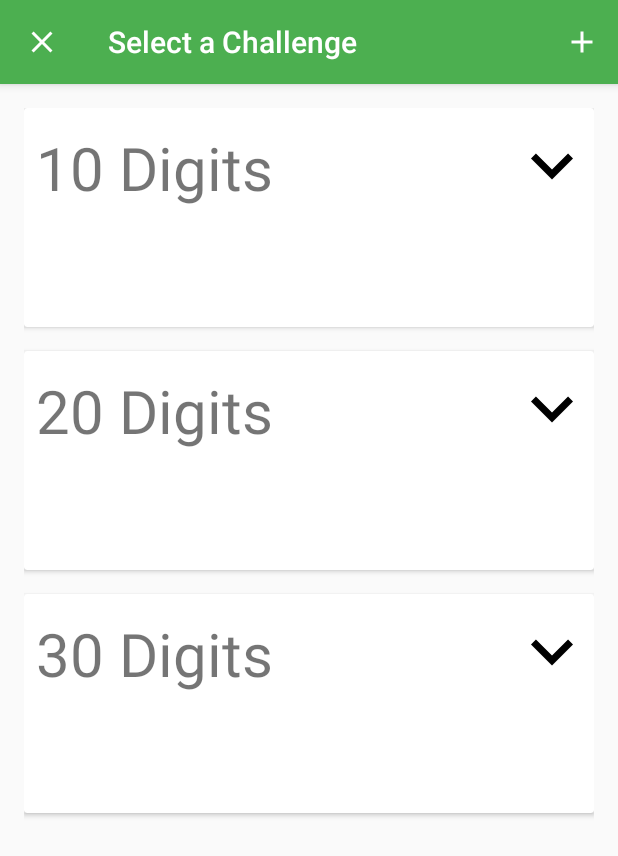
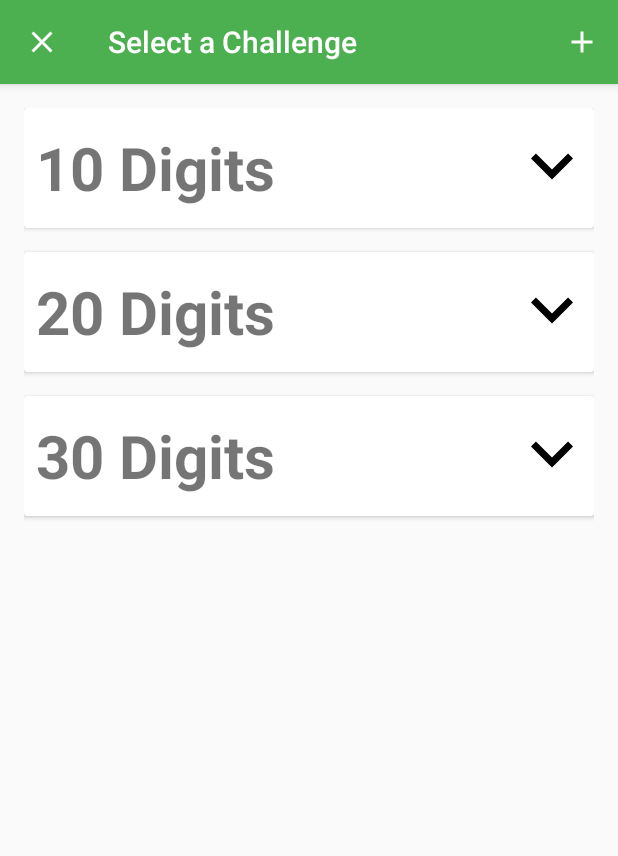
Before and after one commit to cubixguy77/MemoryLadderBeta, an Android app: the ChallengeListFragment screen opened directly, with no data from a screen before it, on a phone screen of 412 x 824 dp. Shown: the top 856 px of the screen. Run offline under Robolectric (Android 15) with nearby library versions, the phone set to English and light mode, and no system bars; our stand-ins replace ButterKnife, Dagger/Hilt's generated code; libraries missing offline, so code that uses them is left out: com.facebook.stetho.

Commit message:
Updates display of expanded challenge card.

```diff
--- a/app/src/main/java/speednumbers/mastersofmemory/challenges/presentation/views/ChallengeCardNumbers.java
+++ b/app/src/main/java/speednumbers/mastersofmemory/challenges/presentation/views/ChallengeCardNumbers.java
@@ -25,6 +25,7 @@ public class ChallengeCardNumbers extends ChallengeCard implements IChallengeCar
     @BindView(R.id.deleteButton) ImageView deleteButton;
     @BindView(R.id.memorizationTimerContainer) MemTimerSettingView memorizationTimerContainer;
     @BindView(R.id.digitGroupingContainer) DigitsPerGroupView digitsPerGroupView;
+    @BindView(R.id.challengeCardBottomActionContainer) LinearLayout actionContainer;
 
     public ChallengeCardNumbers(Context context) {
         super(context, null, R.attr.cardStyle);
@@ -62,9 +63,8 @@ public class ChallengeCardNumbers extends ChallengeCard implements IChallengeCar
         params.setMargins(0, 0, 0, margin);
         setLayoutParams(params);
 
-        digitsPerGroupView.setVisibility(GONE);
-        memorizationTimerContainer.setVisibility(GONE);
-        playButton.setVisibility(GONE);
+        onContract();
+
         challengeText.setText(challenge.getTitle());
         digitsPerGroupView.setModel(NumberChallenge.getDigitsPerGroupSetting(challenge));
         memorizationTimerContainer.setModel(NumberChallenge.getMemTimerSetting(challenge));
@@ -83,15 +83,13 @@ public class ChallengeCardNumbers extends ChallengeCard implements IChallengeCar
     public void onExpand() {
         digitsPerGroupView.setVisibility(VISIBLE);
         memorizationTimerContainer.setVisibility(VISIBLE);
-        playButton.setVisibility(VISIBLE);
-        deleteButton.setVisibility(VISIBLE);
+        actionContainer.setVisibility(VISIBLE);
     }
 
     @Override
     public void onContract() {
         digitsPerGroupView.setVisibility(GONE);
         memorizationTimerContainer.setVisibility(GONE);
-        playButton.setVisibility(GONE);
-        deleteButton.setVisibility(GONE);
+        actionContainer.setVisibility(GONE);
     }
 }
--- a/app/src/main/res/layout/fragment_challenge_card.xml
+++ b/app/src/main/res/layout/fragment_challenge_card.xml
@@ -23,13 +23,16 @@
                 android:id="@+id/challengeText"
                 android:layout_width="wrap_content"
                 android:layout_height="80dp"
-                android:text="10 Digits"
-                android:textSize="40sp"
+                android:layout_weight="5"
+                android:paddingLeft="8dp"
+                android:paddingStart="8dp"
                 android:gravity="center_vertical"
-                android:paddingLeft="8dp"
                 android:clickable="true"
                 android:background="?attr/selectableItemBackground"
-                android:layout_weight="5"/>
+                android:textStyle="bold"
+                android:textSize="40sp"
+                android:text="10 Digits"
+                />
 
             <ImageView
                 android:id="@+id/expandContractButton"
@@ -59,31 +62,31 @@
         </speednumbers.mastersofmemory.challenges.presentation.views.MemTimerSettingView>
 
         <LinearLayout
+            android:id="@+id/challengeCardBottomActionContainer"
             android:layout_width="match_parent"
             android:layout_height="50dp"
-            android:layout_marginTop="16dp">
-
+            android:layout_marginTop="16dp"
+            android:visibility="gone"
+            tools:visibility="visible"
+            >
 
             <ImageView
+                android:id="@+id/deleteButton"
                 android:layout_width="30dp"
                 android:layout_height="30dp"
+                android:layout_gravity="center_vertical"
                 app:srcCompat="@drawable/ic_delete"
-                android:visibility="gone"
-                android:layout_gravity="center_vertical"
-                tools:visibility="visible"
-                android:id="@+id/deleteButton" />
+                />
 
             <Button
                 android:id="@+id/playButton"
                 android:layout_width="match_parent"
                 android:layout_height="50dp"
                 android:textSize="20sp"
-                style="@style/Widget.AppCompat.Button.Borderless"
                 android:theme="@style/PlayButton"
                 android:text="Play"
-                android:visibility="gone"
-                tools:visibility="visible" />
-
+                style="@style/Widget.AppCompat.Button.Borderless"
+                />
 
         </LinearLayout>
     </LinearLayout>
```
Also changed, not shown: app/src/main/res/layout/viewgroup_setting_digits_per_group.xml (+9 -16 lines), app/src/main/res/layout/viewgroup_setting_memorization_timer.xml (+7 -15 lines).
